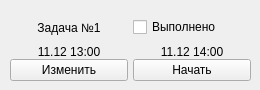
The window that my_widgets/task_widget.ui (prostoLavr/time_control) describes before a commit, drawn with Qt 5.
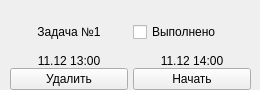
The same window after the commit.

Patch:
```diff
--- a/my_widgets/task_widget.ui
+++ b/my_widgets/task_widget.ui
@@ -28,7 +28,7 @@
      <x>0</x>
      <y>0</y>
      <width>261</width>
-     <height>91</height>
+     <height>100</height>
     </rect>
    </property>
    <layout class="QGridLayout" name="gridLayout_3">
@@ -117,7 +117,7 @@
       <item row="3" column="0">
        <widget class="QPushButton" name="EditButton">
         <property name="text">
-         <string>Изменить</string>
+         <string>Удалить</string>
         </property>
        </widget>
       </item>
```
